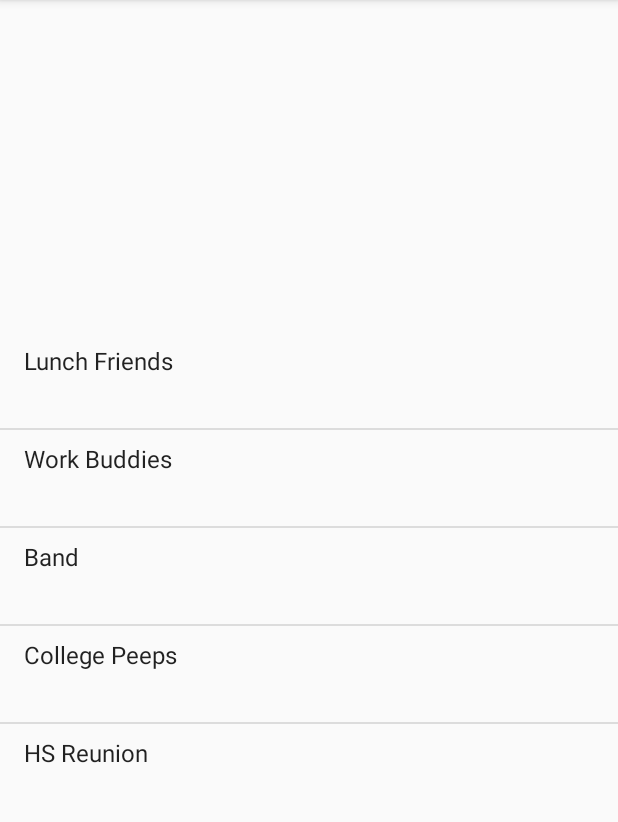
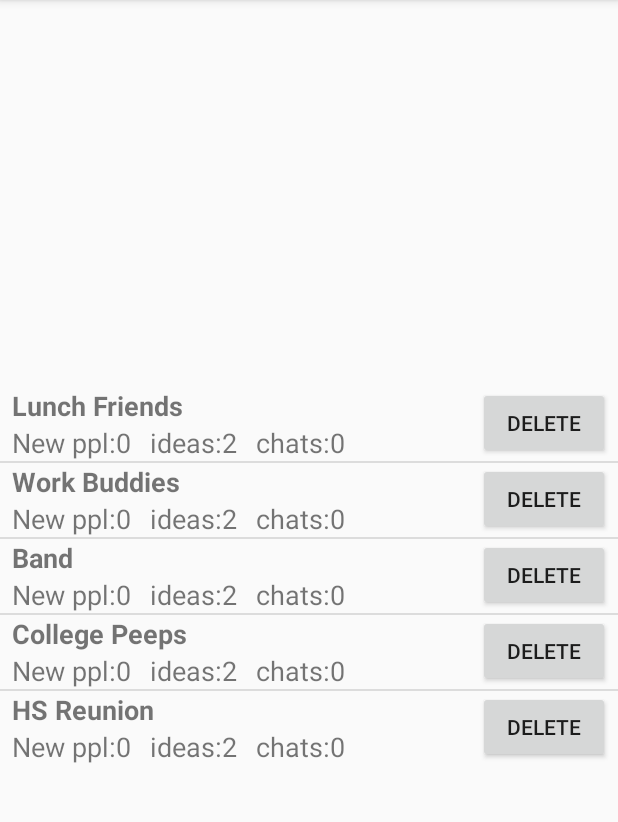
Before and after one commit to jcchin/PushPlanAndroid, an Android app: the screen it shows after launch (MainActivity), in the options menu, after a tap on "Settings", on a phone screen of 412 x 824 dp, the part 84-906 px from its top. Run offline under Robolectric (Android 15) with nearby library versions, the light colour scheme and no system bars; 2 statements that could not run were skipped.

Commit message:
DashListLayout

```diff
--- a/PushPlan/src/main/java/net/pushplan/pushplanandroid/pushplan/DashAdapter.java
+++ b/PushPlan/src/main/java/net/pushplan/pushplanandroid/pushplan/DashAdapter.java
@@ -1,11 +1,14 @@
 package net.pushplan.pushplanandroid.pushplan;
 
+
 import android.content.Context;
+import android.content.Intent;
 import android.util.Log;
 import android.view.LayoutInflater;
 import android.view.View;
 import android.view.ViewGroup;
 import android.widget.BaseAdapter;
+import android.widget.Button;
 import android.widget.TextView;
 import android.widget.TwoLineListItem;
 
@@ -39,24 +42,58 @@ class DashAdapter extends BaseAdapter{
     }
 
     @Override
-    public View getView(int position, View convertView, ViewGroup parent) {
-        TwoLineListItem twoLineListItem;
+    public View getView(final int position, View convertView, ViewGroup parent) {
 
-        if (convertView == null) {
+        View view = convertView;
+
+        if (view == null) {
             LayoutInflater inflater = (LayoutInflater) context
                     .getSystemService(Context.LAYOUT_INFLATER_SERVICE);
-            twoLineListItem = (TwoLineListItem) inflater.inflate(
-                    android.R.layout.simple_list_item_2, null);
-        } else {
-            twoLineListItem = (TwoLineListItem) convertView;
+            view = inflater.inflate(R.layout.dash_list, null);
         }
 
-        TextView text1 = twoLineListItem.getText1();
-        TextView text2 = twoLineListItem.getText2();
+        TextView listItemText = (TextView)view.findViewById(R.id.list_item_string);
+        listItemText.setText(huddles.get(position).getName());
 
-        text1.setText(huddles.get(position).getName());
-        text2.setText(huddles.get(position).getDate());
+        //Handle buttons and add onClickListeners
+        Button deleteBtn = (Button)view.findViewById(R.id.delete_btn);
 
-        return twoLineListItem;
+        view.setOnClickListener(new View.OnClickListener(){
+            @Override
+            public void onClick(View v) {
+                //do something
+                startHuddle(v,huddles.get(position).getName() );
+                //huddles.remove(position); //or some other task
+                //notifyDataSetChanged();
+            }
+        });
+
+        final View finalView = view;
+        deleteBtn.setOnClickListener(new View.OnClickListener(){
+            @Override
+            public void onClick(View v) {
+                //do something
+                finalView.animate().setDuration(500).alpha(0)
+                        .withEndAction(new Runnable() {
+                            @Override
+                            public void run() {
+                                huddles.remove(position);
+                                notifyDataSetChanged();
+                                finalView.setAlpha(1);
+                            }
+                        });
+                //huddles.remove(position); //or some other task
+                //notifyDataSetChanged();
+            }
+        });
+
+        return view;
+    }
+    public void startHuddle(View view, String name) {
+        // Do something in response to button
+        Intent intent = new Intent(context, DemoHuddle.class);
+        intent.putExtra("name",name);
+        context.startActivity(intent);
+
     }
 }
--- a/PushPlan/src/main/java/net/pushplan/pushplanandroid/pushplan/DemoHuddle.java
+++ b/PushPlan/src/main/java/net/pushplan/pushplanandroid/pushplan/DemoHuddle.java
@@ -44,7 +44,20 @@ public class DemoHuddle extends ActionBarActivity {
         super.onCreate(savedInstanceState);
         setContentView(R.layout.activity_demo_huddle);
 
-
+        //set name of demo activity
+        String huddleName;
+        Bundle extras;
+        if (savedInstanceState == null) {
+            extras = getIntent().getExtras();
+            if(extras == null) {
+                huddleName= "demoHuddle";
+            } else {
+                huddleName= extras.getString("name");
+            }
+        } else {
+            huddleName= (String) savedInstanceState.getSerializable("name");
+        }
+        setTitle(huddleName);
 
         // Create the adapter that will return a fragment for each of the three
         // primary sections of the activity.
--- a/PushPlan/src/main/java/net/pushplan/pushplanandroid/pushplan/MainActivity.java
+++ b/PushPlan/src/main/java/net/pushplan/pushplanandroid/pushplan/MainActivity.java
@@ -192,30 +192,7 @@ public class MainActivity extends ActionBarActivity
         huddle.setName("HS Reunion");
         huddle.setDate("9/6/2013");
         huddles.add(huddle);
-        Log.v("test", String.valueOf(huddles.get(1).getName()));
         listview.setAdapter(new DashAdapter(this, huddles));
-
-        listview.setOnItemClickListener(new AdapterView.OnItemClickListener() {
-
-            @Override
-            public void onItemClick(AdapterView<?> parent, final View view,
-                                    int position, long id) {
-                startHuddle(view);
-                /*
-                final String item = (String) parent.getItemAtPosition(position);
-                view.animate().setDuration(2000).alpha(0)
-                        .withEndAction(new Runnable() {
-                            @Override
-                            public void run() {
-                                list.remove(item);
-                                adapter.notifyDataSetChanged();
-                                view.setAlpha(1);
-                            }
-                        });
-                        */
-            }
-
-        });
 
     }
 
--- /dev/null
+++ b/PushPlan/src/main/res/layout/dash_list.xml
@@ -0,0 +1,52 @@
+<?xml version="1.0" encoding="utf-8"?>
+<RelativeLayout
+    xmlns:android="http://schemas.android.com/apk/res/android"
+    android:orientation="horizontal" android:layout_width="match_parent"
+    android:layout_height="match_parent">
+    <LinearLayout
+        xmlns:android="http://schemas.android.com/apk/res/android"
+        android:orientation="vertical" android:layout_width="match_parent"
+        android:layout_height="match_parent">
+        <RelativeLayout xmlns:android="http://schemas.android.com/apk/res/android"
+            android:orientation="horizontal" android:layout_width="match_parent"
+            android:layout_height="match_parent">
+            <TextView
+                android:id="@+id/list_item_string"
+                android:layout_width="wrap_content"
+                android:layout_height="wrap_content"
+                android:paddingLeft="8dp"
+                android:textSize="18sp"
+                android:textStyle="bold" />
+
+        </RelativeLayout>
+        <LinearLayout xmlns:android="http://schemas.android.com/apk/res/android"
+            android:orientation="horizontal" android:layout_width="match_parent"
+            android:layout_height="match_parent">
+            <TextView
+                android:text="New ppl:0 "
+                android:layout_width="wrap_content"
+                android:layout_height="wrap_content"
+                android:paddingLeft="8dp"
+                android:textSize="18sp"/>
+            <TextView
+                android:text="ideas:2 "
+                android:layout_width="wrap_content"
+                android:layout_height="wrap_content"
+                android:paddingLeft="8dp"
+                android:textSize="18sp"/>
+            <TextView
+                android:text="chats:0"
+                android:layout_width="wrap_content"
+                android:layout_height="wrap_content"
+                android:paddingLeft="8dp"
+                android:textSize="18sp"/>
+        </LinearLayout>
+    </LinearLayout>
+    <Button
+        android:id="@+id/delete_btn"
+        android:layout_width="wrap_content"
+        android:layout_height="wrap_content"
+        android:layout_marginRight="5dp"
+        android:layout_alignParentRight="true"
+        android:text="Delete" />
+</RelativeLayout>
```
